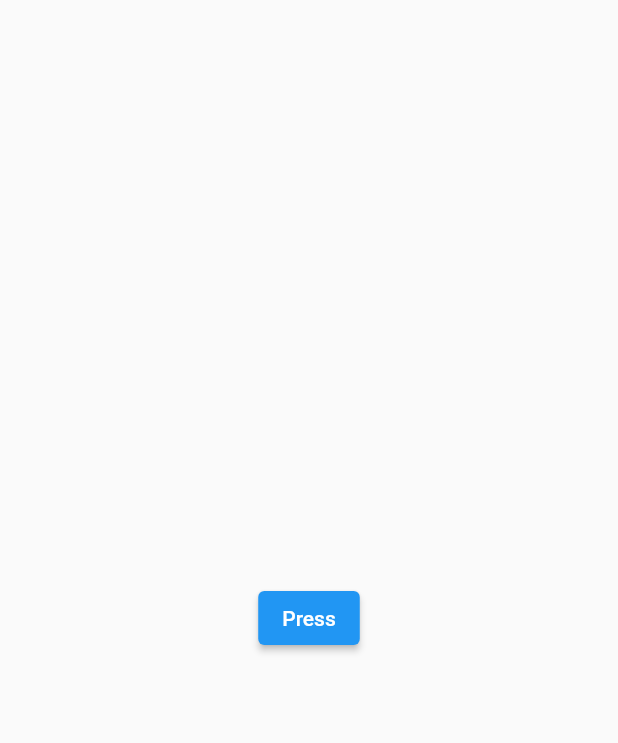
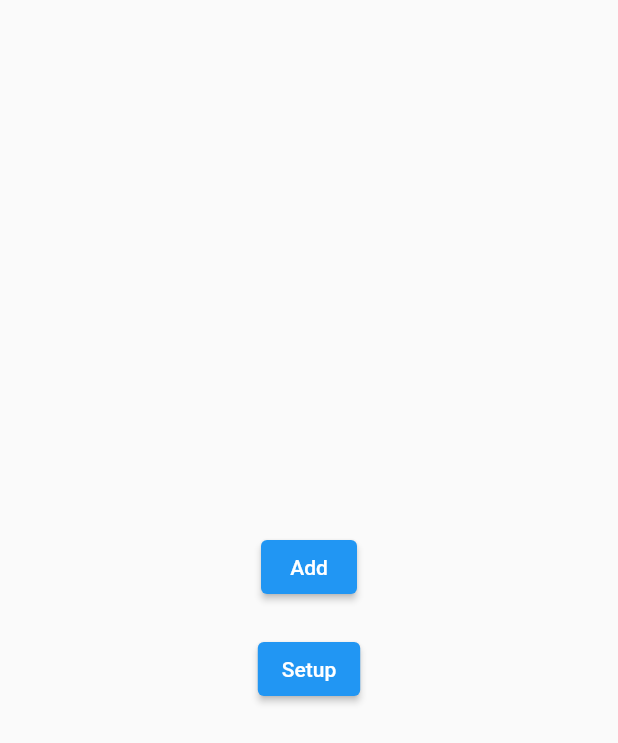
Before and after one commit to kboomska/data-basics, a Flutter app: the screen it shows after launch, on a phone screen of 412 x 824 dp. Shown: the top 743 px of the screen. Run offline on Flutter 3.47's test engine with Material 2 defaults, Android fonts, the phone set to English and light mode, and no system bars; our stand-ins replace flutter_secure_storage, hive_flutter, shared_preferences; accounts and stored records are empty.

Commit message:
Lesson 56: Data Basics. Hive (ValueListenable)

```diff
--- a/hive_basics/lib/widgets/hive_example_widget.dart
+++ b/hive_basics/lib/widgets/hive_example_widget.dart
@@ -1,8 +1,9 @@
 import 'package:flutter/material.dart';
 
 // import 'package:hive_basics/widgets/hive_generate_adapter_example_model.dart';
+import 'package:hive_basics/widgets/hive_value_listenable_example_model.dart';
 // import 'package:hive_basics/widgets/hive_type_adapters_example_model.dart';
-import 'package:hive_basics/widgets/hive_encrypted_box_example_model.dart';
+// import 'package:hive_basics/widgets/hive_encrypted_box_example_model.dart';
 // import 'package:hive_basics/widgets/hive_object_example_model.dart';
 // import 'package:hive_basics/widgets/hive_example_model.dart';
 
@@ -18,16 +19,27 @@ class _HiveExampleWidgetState extends State<HiveExampleWidget> {
   // final model = HiveTypeAdaptersExampleModel();
   // final model = HiveGenerateAdapterExampleModel();
   // final model = HiveObjectExampleModel();
-  final model = HiveEncryptedBoxExampleModel();
+  // final model = HiveEncryptedBoxExampleModel();
+  final model = HiveValueListenableExampleModel();
 
   @override
   Widget build(BuildContext context) {
     return Scaffold(
       body: SafeArea(
         child: Center(
-          child: ElevatedButton(
-            onPressed: model.doSome,
-            child: const Text('Press'),
+          child: Column(
+            mainAxisAlignment: MainAxisAlignment.center,
+            children: [
+              ElevatedButton(
+                onPressed: model.doSome,
+                child: const Text('Add'),
+              ),
+              const SizedBox(height: 20),
+              ElevatedButton(
+                onPressed: model.setup,
+                child: const Text('Setup'),
+              ),
+            ],
           ),
         ),
       ),
--- /dev/null
+++ b/hive_basics/lib/widgets/hive_value_listenable_example_model.dart
@@ -0,0 +1,48 @@
+import 'dart:developer';
+
+import 'package:hive_flutter/hive_flutter.dart';
+
+part 'hive_value_listenable_example_model.g.dart';
+
+class HiveValueListenableExampleModel {
+// Hive.initFlutter() is in main() now!
+
+  Future<Box<User>>? userBox;
+
+  void setup() {
+    if (!Hive.isAdapterRegistered(0)) {
+      Hive.registerAdapter(UserAdapter());
+    }
+
+    userBox = Hive.openBox<User>('user_box');
+    userBox?.then((box) {
+      box.listenable().addListener(() {
+        print(box.length);
+        print(box.values);
+      });
+    });
+  }
+
+  void doSome() async {
+    final box = await userBox;
+
+    final user = User('Ivan', 17);
+    box?.add(user);
+  }
+}
+
+@HiveType(typeId: 0)
+class User extends HiveObject {
+  // removed HiveFieldId: 2, 3, 4
+
+  @HiveField(0)
+  String name;
+
+  @HiveField(1)
+  int age;
+
+  User(this.name, this.age);
+
+  @override
+  String toString() => 'Name: $name, age: $age';
+}
```
Also changed, not shown: hive_basics/lib/widgets/hive_value_listenable_example_model.g.dart (added).
